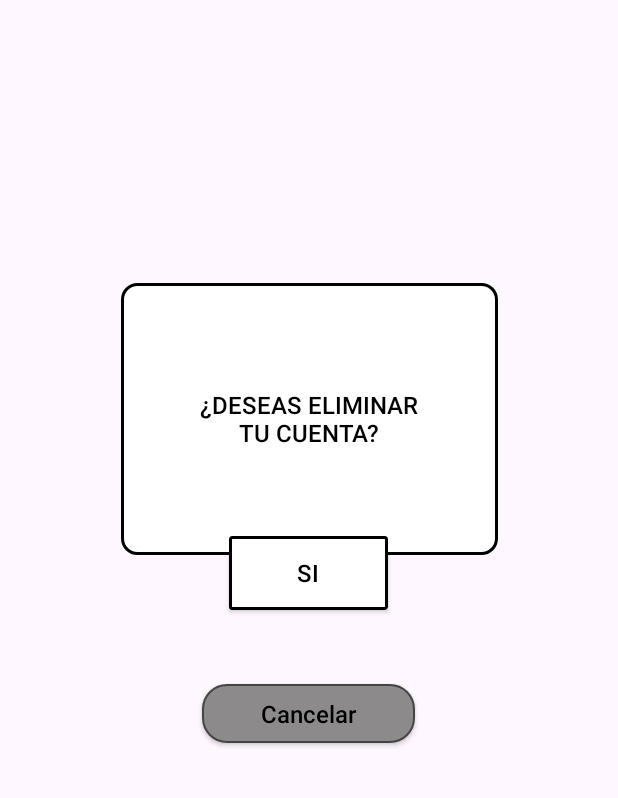
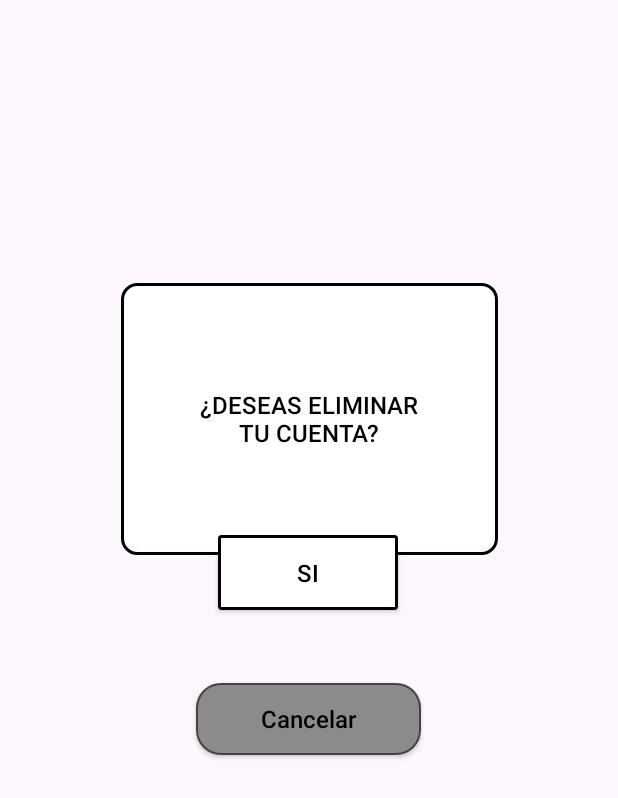
Before and after one commit to EveZru/SkulfulHarmony, an Android app: the eliminar_cuenta screen opened directly, with no data from a screen before it, on a phone screen of 412 x 824 dp. Shown: the top 798 px of the screen. Run offline under Robolectric (Android 15) with nearby library versions, the light colour scheme and no system bars; our stand-ins replace Firebase (no records; nobody signed in at launch, a user with empty details on screens opened directly).

Commit message:
Eliminar cuenta(Aun sin probar)

```diff
--- a/app/src/main/java/com/example/skulfulharmony/eliminar_cuenta.java
+++ b/app/src/main/java/com/example/skulfulharmony/eliminar_cuenta.java
@@ -1,6 +1,9 @@
 package com.example.skulfulharmony;
 
+import android.content.Intent;
 import android.os.Bundle;
+import android.widget.Button;
+import android.widget.Toast;
 
 import androidx.activity.EdgeToEdge;
 import androidx.appcompat.app.AppCompatActivity;
@@ -8,17 +11,60 @@ import androidx.core.graphics.Insets;
 import androidx.core.view.ViewCompat;
 import androidx.core.view.WindowInsetsCompat;
 
+import com.google.firebase.auth.FirebaseAuth;
+import com.google.firebase.auth.FirebaseUser;
+
 public class eliminar_cuenta extends AppCompatActivity {
+
+    private Button btnConfirmarEliminar, btnCancelarEliminar;
+    private FirebaseAuth mAuth;
 
     @Override
     protected void onCreate(Bundle savedInstanceState) {
         super.onCreate(savedInstanceState);
         EdgeToEdge.enable(this);
         setContentView(R.layout.activity_eliminar_cuenta);
+
+        // Inicializar Firebase Auth
+        mAuth = FirebaseAuth.getInstance();
+
+        // Referencias a los botones del XML
+        btnConfirmarEliminar = findViewById(R.id.btn_confirmar_eliminar);
+        btnCancelarEliminar = findViewById(R.id.btn_cancelar_eliminar);
+
+        // Listener para eliminar la cuenta
+        btnConfirmarEliminar.setOnClickListener(v -> eliminarCuenta());
+
+        // Listener para cancelar y volver atrás
+        btnCancelarEliminar.setOnClickListener(v -> finish());
+
+        // Ajustar el padding si es necesario
         ViewCompat.setOnApplyWindowInsetsListener(findViewById(R.id.main), (v, insets) -> {
             Insets systemBars = insets.getInsets(WindowInsetsCompat.Type.systemBars());
             v.setPadding(systemBars.left, systemBars.top, systemBars.right, systemBars.bottom);
             return insets;
         });
     }
+
+    private void eliminarCuenta() {
+        FirebaseUser user = mAuth.getCurrentUser();
+
+        if (user != null) {
+            user.delete().addOnCompleteListener(task -> {
+                if (task.isSuccessful()) {
+                    Toast.makeText(eliminar_cuenta.this, "Cuenta eliminada exitosamente", Toast.LENGTH_SHORT).show();
+
+                    // Cerrar sesión y redirigir a login
+                    mAuth.signOut();
+                    Intent intent = new Intent(eliminar_cuenta.this, login.class);
+                    startActivity(intent);
+                    finish(); // Cierra esta actividad
+                } else {
+                    Toast.makeText(eliminar_cuenta.this, "Error al eliminar la cuenta: " + task.getException().getMessage(), Toast.LENGTH_LONG).show();
+                }
+            });
+        } else {
+            Toast.makeText(this, "No hay usuario autenticado", Toast.LENGTH_SHORT).show();
+        }
+    }
 }
--- a/app/src/main/res/layout/activity_eliminar_cuenta.xml
+++ b/app/src/main/res/layout/activity_eliminar_cuenta.xml
@@ -1,11 +1,14 @@
 <?xml version="1.0" encoding="utf-8"?>
-<androidx.constraintlayout.widget.ConstraintLayout xmlns:android="http://schemas.android.com/apk/res/android"
+<androidx.constraintlayout.widget.ConstraintLayout
+    xmlns:android="http://schemas.android.com/apk/res/android"
     xmlns:app="http://schemas.android.com/apk/res-auto"
     xmlns:tools="http://schemas.android.com/tools"
     android:id="@+id/main"
     android:layout_width="match_parent"
     android:layout_height="match_parent"
     tools:context=".eliminar_cuenta">
+
+    <!-- Texto de confirmación de eliminación -->
     <androidx.appcompat.widget.AppCompatButton
         android:layout_width="251dp"
         android:layout_height="181dp"
@@ -20,15 +23,18 @@
         app:layout_constraintTop_toTopOf="parent"
         app:layout_constraintVertical_bias="0.294" />
 
+    <!-- Botón de Confirmar Eliminación -->
     <androidx.appcompat.widget.AppCompatButton
         android:id="@+id/btn_confirmar_eliminar"
-        android:layout_width="106dp"
-        android:layout_height="49dp"
+        android:layout_width="120dp"
+        android:layout_height="50dp"
         android:layout_gravity="center"
         android:background="@drawable/rounded_button"
         android:text="@string/si"
         android:textColor="#000000"
         android:textSize="16sp"
+        android:minHeight="48dp"
+        android:minWidth="120dp"
         app:layout_constraintBottom_toBottomOf="parent"
         app:layout_constraintEnd_toEndOf="parent"
         app:layout_constraintHorizontal_bias="0.498"
@@ -36,16 +42,19 @@
         app:layout_constraintTop_toTopOf="parent"
         app:layout_constraintVertical_bias="0.461" />
 
+    <!-- Botón de Cancelar Eliminación -->
     <androidx.appcompat.widget.AppCompatButton
-        android:id="@+id/btncancelar_eliminar"
-        android:layout_width="142dp"
-        android:layout_height="39dp"
+        android:id="@+id/btn_cancelar_eliminar"
+        android:layout_width="150dp"
+        android:layout_height="48dp"
         android:layout_gravity="center"
         android:background="@drawable/rounded_edit_text"
         android:text="@string/cancelar"
         android:textColor="#000000"
         android:textSize="16sp"
         android:textAllCaps="false"
+        android:minHeight="48dp"
+        android:minWidth="150dp"
         app:layout_constraintBottom_toBottomOf="parent"
         app:layout_constraintEnd_toEndOf="parent"
         app:layout_constraintHorizontal_bias="0.498"
```
